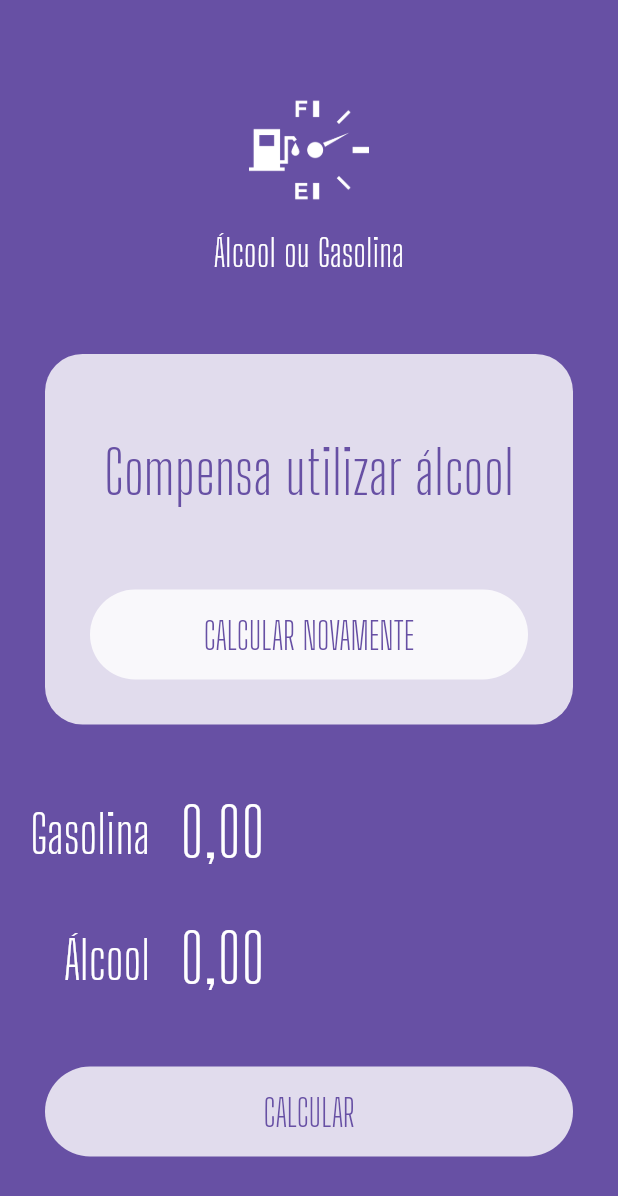
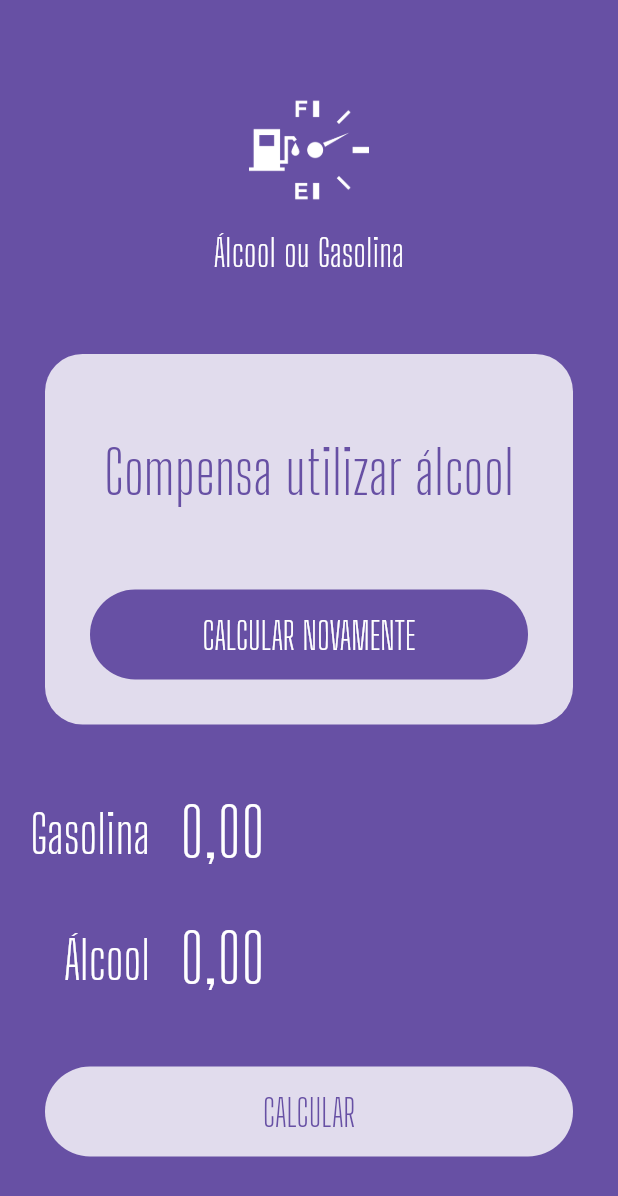
Before and after one commit to EduardTeixeira/flutter_aog, a Flutter app: the screen it shows after launch, on a phone screen of 412 x 824 dp. Shown: the top 1196 px of the screen. Run offline on Flutter 3.47's test engine with Material 3 defaults, Android fonts, the phone set to English and light mode, and no system bars; our stand-ins replace flutter_masked_text2.

Commit message:
loading button

```diff
--- a/lib/main.dart
+++ b/lib/main.dart
@@ -1,5 +1,6 @@
 import 'package:flutter/material.dart';
 import 'package:flutter_aog/widgets/input.widget.dart';
+import 'package:flutter_aog/widgets/loading-button.widget.dart';
 import 'package:flutter_aog/widgets/logo.widget.dart';
 import 'package:flutter_masked_text2/flutter_masked_text2.dart';
 
@@ -37,7 +38,6 @@
       body: ListView(
         children: <Widget>[
           Logo(),
-
           Container(
             margin: EdgeInsets.all(30),
             decoration: BoxDecoration(
@@ -65,38 +65,15 @@
                 SizedBox(
                   height: 20,
                 ),
-                          Container(
-            margin: EdgeInsets.all(30),
-            height: 60,
-            width: double.infinity,
-            decoration: BoxDecoration(
-              color: Colors.white.withOpacity(
-                0.8,
-              ),
-              borderRadius: BorderRadius.circular(
-                60,
-              ),
-            ),
-            child: TextButton(
-              style: TextButton.styleFrom(
-                textStyle: TextStyle(
-                  color: Theme.of(context).primaryColor,
-                  fontSize: 25,
-                  fontFamily: "Big Shoulders Display",
+                LoadingButton(
+                  busy: false,
+                  func: () {},
+                  invert: true,
+                  text: "CALCULAR NOVAMENTE",
                 ),
-              ),
-              onPressed: () {
-                print('Pressed');
-              },
-              child: Text(
-                "CALCULAR NOVAMENTE",
-              ),
-            ),
-          ),
               ],
             ),
           ),
-
           Input(
             label: "Gasolina",
             ctrl: _gasCtrl,
@@ -105,32 +82,11 @@
             label: "Álcool",
             ctrl: _alcCtrl,
           ),
-          Container(
-            margin: EdgeInsets.all(30),
-            height: 60,
-            decoration: BoxDecoration(
-              color: Colors.white.withOpacity(
-                0.8,
-              ),
-              borderRadius: BorderRadius.circular(
-                60,
-              ),
-            ),
-            child: TextButton(
-              style: TextButton.styleFrom(
-                textStyle: TextStyle(
-                  color: Theme.of(context).primaryColor,
-                  fontSize: 25,
-                  fontFamily: "Big Shoulders Display",
-                ),
-              ),
-              onPressed: () {
-                print('Pressed');
-              },
-              child: Text(
-                "CALCULAR",
-              ),
-            ),
+          LoadingButton(
+            busy: false,
+            func: () {},
+            invert: false,
+            text: "CALCULAR",
           ),
         ],
       ),
--- /dev/null
+++ b/lib/widgets/loading-button.widget.dart
@@ -0,0 +1,53 @@
+import 'package:flutter/material.dart';
+
+// ignore: must_be_immutable
+class LoadingButton extends StatelessWidget {
+  var busy = false;
+  var invert = false;
+  VoidCallback func;
+  var text = "";
+
+  LoadingButton({
+    super.key,
+    required this.busy,
+    required this.func,
+    required this.invert,
+    required this.text,
+  });
+
+  @override
+  Widget build(BuildContext context) {
+    return busy
+        ? Container(
+            alignment: Alignment.center,
+            height: 50,
+            child: CircularProgressIndicator(
+              backgroundColor: Colors.white,
+            ),
+          )
+        : Container(
+            margin: EdgeInsets.all(30),
+            height: 60,
+            width: double.infinity,
+            decoration: BoxDecoration(
+              color: invert
+                  ? Theme.of(context).primaryColor
+                  : Colors.white.withOpacity(0.8),
+              borderRadius: BorderRadius.circular(
+                60,
+              ),
+            ),
+            child: TextButton(
+              onPressed: func,
+              child: Text(
+                text,
+                style: TextStyle(
+                  color: invert ? Colors.white : Theme.of(context).primaryColor,
+                  fontSize: 25,
+                  fontFamily: "Big Shoulders Display",
+                ),
+              ),
+            ),
+          );
+  }
+}
```
